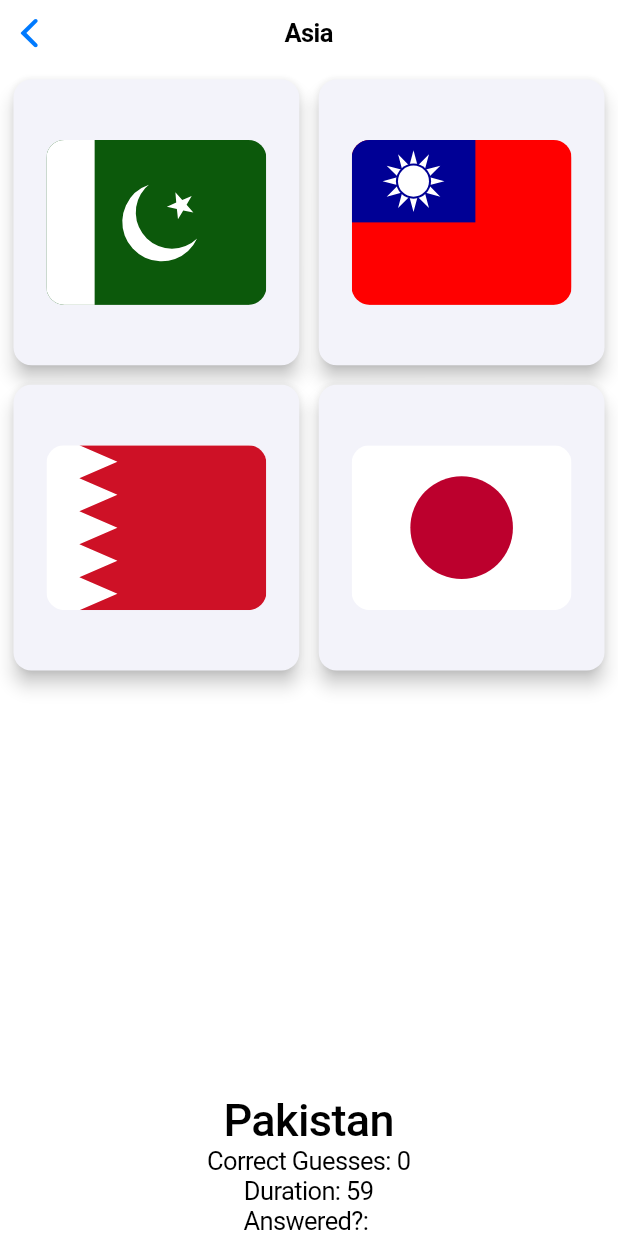
After one commit to Nikita0x/geography, a Flutter app: the FlagsAsiaScreen screen opened by its route, on a phone screen of 412 x 824 dp. The commit adds this screen. Run offline on Flutter 3.47's test engine with Material 3 defaults, Android fonts, the phone set to English and light mode, and no system bars; our stand-ins replace device_preview, flutter_svg; project files that could hold a hidden picture were left out.

Commit message:
added: asia mode and http package

```diff
--- a/lib/data/countries.dart
+++ b/lib/data/countries.dart
@@ -245,3 +245,110 @@ final List<Country> africanCountries = [
   zambia,
   zimbabwe,
 ];
+
+// Asian countries
+
+const afghanistan = Country(name: 'Afghanistan', code: 'af', emoji: '🇦🇫');
+const armenia = Country(name: 'Armenia', code: 'am', emoji: '🇦🇲');
+const azerbaijan = Country(name: 'Azerbaijan', code: 'az', emoji: '🇦🇿');
+const bahrain = Country(name: 'Bahrain', code: 'bh', emoji: '🇧🇭');
+const bangladesh = Country(name: 'Bangladesh', code: 'bd', emoji: '🇧🇩');
+const bhutan = Country(name: 'Bhutan', code: 'bt', emoji: '🇧🇹');
+const brunei = Country(name: 'Brunei', code: 'bn', emoji: '🇧🇳');
+const cambodia = Country(name: 'Cambodia', code: 'kh', emoji: '🇰🇭');
+const china = Country(name: 'China', code: 'cn', emoji: '🇨🇳');
+const georgia = Country(name: 'Georgia', code: 'ge', emoji: '🇬🇪');
+const india = Country(name: 'India', code: 'in', emoji: '🇮🇳');
+const indonesia = Country(name: 'Indonesia', code: 'id', emoji: '🇮🇩');
+const iran = Country(name: 'Iran', code: 'ir', emoji: '🇮🇷');
+const iraq = Country(name: 'Iraq', code: 'iq', emoji: '🇮🇶');
+const israel = Country(name: 'Israel', code: 'il', emoji: '🇮🇱');
+const japan = Country(name: 'Japan', code: 'jp', emoji: '🇯🇵');
+const jordan = Country(name: 'Jordan', code: 'jo', emoji: '🇯🇴');
+const kazakhstan = Country(name: 'Kazakhstan', code: 'kz', emoji: '🇰🇿');
+const kuwait = Country(name: 'Kuwait', code: 'kw', emoji: '🇰🇼');
+const kyrgyzstan = Country(name: 'Kyrgyzstan', code: 'kg', emoji: '🇰🇬');
+const laos = Country(name: 'Laos', code: 'la', emoji: '🇱🇦');
+const lebanon = Country(name: 'Lebanon', code: 'lb', emoji: '🇱🇧');
+const malaysia = Country(name: 'Malaysia', code: 'my', emoji: '🇲🇾');
+const maldives = Country(name: 'Maldives', code: 'mv', emoji: '🇲🇻');
+const mongolia = Country(name: 'Mongolia', code: 'mn', emoji: '🇲🇳');
+const myanmar = Country(name: 'Myanmar', code: 'mm', emoji: '🇲🇲');
+const nepal = Country(name: 'Nepal', code: 'np', emoji: '🇳🇵');
+const northKorea = Country(name: 'North Korea', code: 'kp', emoji: '🇰🇵');
+const oman = Country(name: 'Oman', code: 'om', emoji: '🇴🇲');
+const pakistan = Country(name: 'Pakistan', code: 'pk', emoji: '🇵🇰');
+const palestine = Country(name: 'Palestine', code: 'ps', emoji: '🇵🇸');
+const philippines = Country(name: 'Philippines', code: 'ph', emoji: '🇵🇭');
+const qatar = Country(name: 'Qatar', code: 'qa', emoji: '🇶🇦');
+const saudiArabia = Country(name: 'Saudi Arabia', code: 'sa', emoji: '🇸🇦');
+const singapore = Country(name: 'Singapore', code: 'sg', emoji: '🇸🇬');
+const southKorea = Country(name: 'South Korea', code: 'kr', emoji: '🇰🇷');
+const sriLanka = Country(name: 'Sri Lanka', code: 'lk', emoji: '🇱🇰');
+const syria = Country(name: 'Syria', code: 'sy', emoji: '🇸🇾');
+const taiwan = Country(name: 'Taiwan', code: 'tw', emoji: '🇹🇼');
+const tajikistan = Country(name: 'Tajikistan', code: 'tj', emoji: '🇹🇯');
+const thailand = Country(name: 'Thailand', code: 'th', emoji: '🇹🇭');
+const timorLeste = Country(name: 'Timor-Leste', code: 'tl', emoji: '🇹🇱');
+const turkey = Country(name: 'Turkey', code: 'tr', emoji: '🇹🇷');
+const turkmenistan = Country(name: 'Turkmenistan', code: 'tm', emoji: '🇹🇲');
+const unitedArabEmirates = Country(
+  name: 'United Arab Emirates',
+  code: 'ae',
+  emoji: '🇦🇪',
+);
+const uzbekistan = Country(name: 'Uzbekistan', code: 'uz', emoji: '🇺🇿');
+const vietnam = Country(name: 'Vietnam', code: 'vn', emoji: '🇻🇳');
+const yemen = Country(name: 'Yemen', code: 'ye', emoji: '🇾🇪');
+
+List<Country> asianCountries = [
+  afghanistan,
+  armenia,
+  azerbaijan,
+  bahrain,
+  bangladesh,
+  bhutan,
+  brunei,
+  cambodia,
+  china,
+  cyprus,
+  georgia,
+  india,
+  indonesia,
+  iran,
+  iraq,
+  israel,
+  japan,
+  jordan,
+  kazakhstan,
+  kuwait,
+  kyrgyzstan,
+  laos,
+  lebanon,
+  malaysia,
+  maldives,
+  mongolia,
+  myanmar,
+  nepal,
+  northKorea,
+  oman,
+  pakistan,
+  palestine,
+  philippines,
+  qatar,
+  saudiArabia,
+  singapore,
+  southKorea,
+  sriLanka,
+  syria,
+  taiwan,
+  tajikistan,
+  thailand,
+  timorLeste,
+  turkey,
+  turkmenistan,
+  unitedArabEmirates,
+  uzbekistan,
+  vietnam,
+  yemen,
+];
--- a/lib/main.dart
+++ b/lib/main.dart
@@ -5,11 +5,13 @@ import 'screens/home_screen.dart';
 import 'screens/modes_screen.dart';
 import 'screens/flags_europe_screen.dart';
 import 'screens/flags_africa_screen.dart';
+import 'screens/flags_asia_screen.dart';
 import 'screens/playground_screen.dart';
 
 class Routes {
   static const String europeanFlags = '/flags/eu';
   static const String africanFlags = '/flags/afr';
+  static const String asianFlags = '/flags/asia';
   static const String modes = '/modes';
   static const String playground = '/playground';
 }
@@ -24,6 +26,7 @@ void main() {
             routes: {
               Routes.europeanFlags: (context) => FlagsEuropeScreen(),
               Routes.africanFlags: (context) => FlagsAfricaScreen(),
+              Routes.asianFlags: (context) => FlagsAsiaScreen(),
               Routes.modes: (context) => ModesScreen(),
               Routes.playground: (context) => PlaygroundScreen(),
             },
--- /dev/null
+++ b/lib/screens/flags_asia_screen.dart
@@ -0,0 +1,209 @@
+import 'package:flutter/cupertino.dart';
+import 'package:flutter/material.dart';
+import 'package:flutter_svg/flutter_svg.dart';
+import 'package:geography/models/quiz_round.dart';
+import 'dart:math';
+import 'dart:async';
+import 'package:geography/data/countries.dart';
+
+class FlagsAsiaScreen extends StatefulWidget {
+  const FlagsAsiaScreen({super.key});
+
+  @override
+  State<FlagsAsiaScreen> createState() => _FlagsAsiaScreenState();
+}
+
+class _FlagsAsiaScreenState extends State<FlagsAsiaScreen> {
+  int duration = 60;
+
+  Timer? countDownTimer;
+  bool _timerPaused = false;
+
+  String userAnswer = '';
+  bool disableButtons = false;
+
+  late QuizRound currentRound;
+
+  int correctGuesses = 0;
+
+  void handleAnswer(String countryCode) async {
+    userAnswer = countryCode;
+    disableButtons = true;
+    pauseTimer();
+
+    if (userAnswer == currentRound.correctCountry.code) {
+      setState(() {
+        correctGuesses++;
+      });
+    } else {
+      setState(() {
+        duration = max(0, duration - 6);
+      });
+    }
+
+    await Future.delayed(Duration(milliseconds: 1800), () {
+      generateNewRound();
+      userAnswer = '';
+      disableButtons = false;
+      resumeTimer();
+    });
+  }
+
+  void generateNewRound() {
+    final random = Random();
+
+    final correctCountry =
+        asianCountries[random.nextInt(asianCountries.length)];
+
+    final incorrectCountries =
+        (List<Country>.from(asianCountries)
+              ..remove(correctCountry)
+              ..shuffle(random))
+            .take(3)
+            .toList();
+
+    final allOptions = [correctCountry, ...incorrectCountries]..shuffle(random);
+
+    setState(() {
+      currentRound = QuizRound(
+        correctCountry: correctCountry, // Passing the code instead of object
+        options: allOptions,
+      );
+    });
+  }
+
+  void startTimer() {
+    countDownTimer = Timer.periodic(Duration(seconds: 1), (timer) {
+      if (!mounted || _timerPaused) {
+        return; // Skip tick when paused
+      }
+
+      if (duration <= 0) {
+        timer.cancel();
+      } else {
+        setState(() => duration--);
+      }
+    });
+  }
+
+  void pauseTimer() {
+    if (!_timerPaused) {
+      _timerPaused = true;
+      countDownTimer?.cancel();
+    }
+  }
+
+  void resumeTimer() {
+    if (_timerPaused) {
+      _timerPaused = false;
+      startTimer(); // Restart with remaining duration
+    }
+  }
+
+  Color? getColorButton(String countryCode) {
+    if (disableButtons) {
+      // If user selected this country and it's correct
+      if (userAnswer == countryCode &&
+          countryCode == currentRound.correctCountry.code) {
+        return Colors.green;
+      }
+      // If this is the correct country (highlight for reference)
+      else if (countryCode == currentRound.correctCountry.code) {
+        return Colors.green;
+      }
+      // If user selected this country and it's wrong
+      else if (userAnswer == countryCode) {
+        return Colors.red;
+      }
+    }
+    return null; // Default color when not disabled or not relevant
+  }
+
+  @override
+  void initState() {
+    super.initState();
+    generateNewRound();
+    startTimer();
+  }
+
+  @override
+  void dispose() {
+    countDownTimer?.cancel();
+    super.dispose();
+  }
+
+  @override
+  Widget build(BuildContext context) {
+    return CupertinoPageScaffold(
+      navigationBar: const CupertinoNavigationBar(middle: Text('Asia')),
+      child: SafeArea(
+        child:
+            duration == 0
+                ? Center(
+                  child: Column(
+                    children: [
+                      Text('Game Over', style: TextStyle(fontSize: 24)),
+                      if (correctGuesses > 0)
+                        Text('You correctly guessed: $correctGuesses flags!'),
+                      CupertinoButton(
+                        child: Text('Try Again'),
+                        onPressed: () {
+                          generateNewRound();
+                          duration = 30;
+                          correctGuesses = 0;
+                          startTimer();
+                        },
+                      ),
+                    ],
+                  ),
+                )
+                : Center(
+                  child: Column(
+                    children: [
+                      Expanded(
+                        // Wrap GridView with Expanded
+                        child: GridView.count(
+                          crossAxisCount: 2,
+                          crossAxisSpacing: 5,
+                          mainAxisSpacing: 5,
+                          padding: EdgeInsets.all(5),
+                          children:
+                              currentRound.options.map((item) {
+                                return Card(
+                                  elevation: 5,
+                                  child: CupertinoButton(
+                                    color: getColorButton(item.code),
+                                    child: ClipRRect(
+                                      borderRadius: BorderRadius.circular(12),
+                                      child: SvgPicture.asset(
+                                        item.svgPath,
+                                        height: 110,
+                                      ),
+                                    ),
+                                    onPressed: () {
+                                      if (!disableButtons) {
+                                        handleAnswer(item.code);
+                                      }
+                                    },
+                                  ),
+                                );
+                              }).toList(),
+                        ),
+                      ),
+                      Text(
+                        currentRound.correctCountry.name,
+                        style: TextStyle(
+                          fontSize: 30,
+                          fontWeight: FontWeight.w500,
+                        ),
+                      ),
+                      Text("Correct Guesses: $correctGuesses"),
+                      Text("Duration: $duration"),
+                      Text("Answered?: $userAnswer"),
+                    ],
+                  ),
+                ),
+      ),
+    );
+  }
+}
--- a/lib/screens/modes_screen.dart
+++ b/lib/screens/modes_screen.dart
@@ -15,6 +15,7 @@ class ModesScreen extends StatelessWidget {
   List<Mode> modes = [
     Mode('Europe', '/flags/eu'),
     Mode('Africa', '/flags/afr'),
+    Mode('Asia', '/flags/asia'),
   ];
 
   @override
--- a/pubspec.yaml
+++ b/pubspec.yaml
@@ -41,6 +41,7 @@ dependencies:
     #TODO: Для того чтобы билдилось на линуксе, нужно установить flutter - не через snap, а в ручную.. но даже так у меня все равно залагивало нативное окно и не работало.... проще работать через chrome всегда....
     # media_kit_libs_linux: 1.2.1
     universal_io: ^2.2.2
+    http: ^1.4.0
 
 dev_dependencies:
     flutter_test:
```
Also changed, not shown: pubspec.lock.
